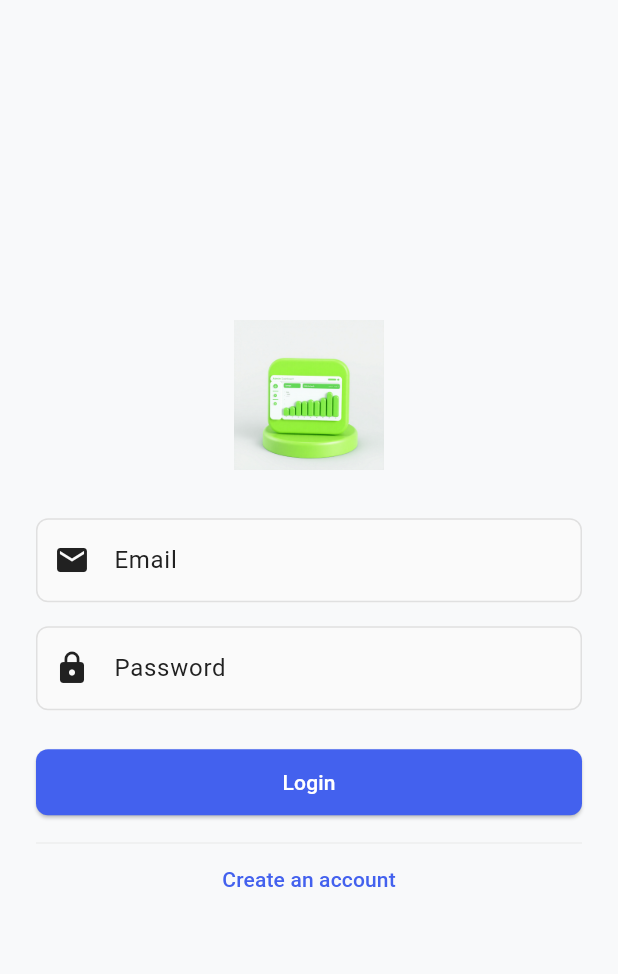
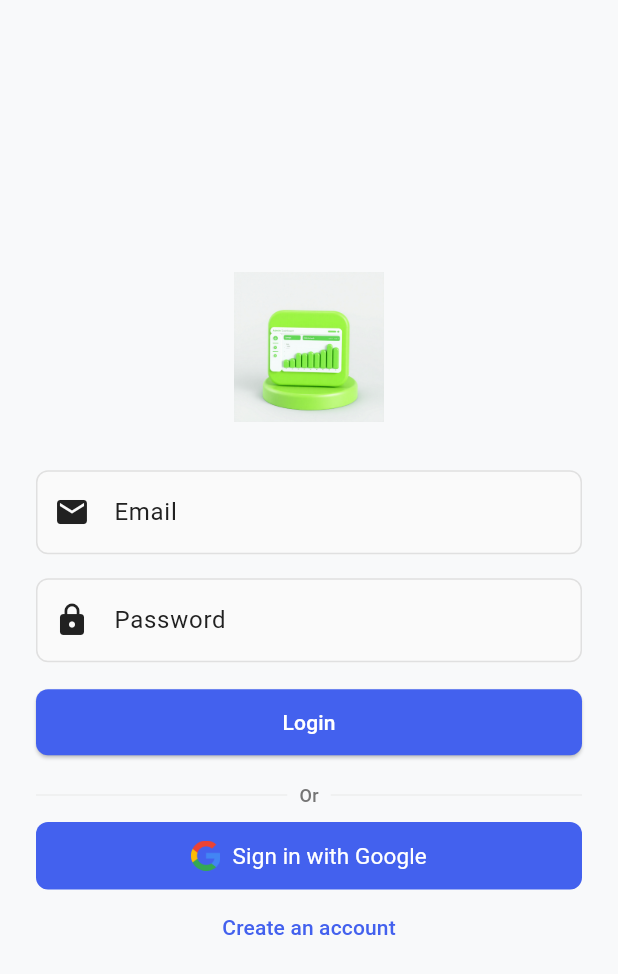
Before and after one commit to AAShayon/firebase_admin, a Flutter app: the screen it shows after launch, on a phone screen of 412 x 824 dp. Shown: the top 974 px of the screen. Run offline on Flutter 3.47's test engine with Material 3 defaults, Android fonts, the phone set to English and light mode, and no system bars; our stand-ins replace cloud_firestore, dartz, dio, firebase_auth, firebase_core, firebase_storage and 4 more; missing offline and left inert: animated_splash_plus; accounts and stored records are empty.

Commit message:
feat: Add Google Sign-In and UI improvements to LoginPage
This commit introduces Google Sign-In functionality to the `LoginPage` and enhances the user interface.

Key changes:
- Added a "Sign in with Google" button with the Google logo.
- Implemented a full-screen loading indicator (`CustomLoadingScreen`) that appears during sign-in attempts.
- Replaced standard `SizedBox` with `CustomSizeSpace` for consistent spacing.
- Introduced `DividerWithText` for a more visually appealing separator.
- Updated `CustomButton` to allow optional background and text colors, defaulting to theme-based colors, and improved styling.
- Added Google logo asset (`assets/images/google.png`).

```diff
--- a/lib/app/config/widgets/custom_button.dart
+++ b/lib/app/config/widgets/custom_button.dart
@@ -1,37 +1,42 @@
 import 'package:flutter/material.dart';
-
+import '../theme/app_color.dart';
 import '../theme/text_font_style.dart';
-
 
 class CustomButton extends StatelessWidget {
   final String text;
   final VoidCallback onPressed;
-  final Color backgroundColor;
-  final Color textColor;
+  final Color? backgroundColor;
+  final Color? textColor;
   final Widget? icon;
 
   const CustomButton({
     super.key,
     required this.text,
     required this.onPressed,
-    required this.backgroundColor,
-    required this.textColor, this.icon,
+    this.backgroundColor,
+    this.textColor,
+    this.icon,
   });
 
   @override
   Widget build(BuildContext context) {
+    final bgColor = backgroundColor ?? AppColors.buttonBackground(context);
+    final txtColor = textColor ?? AppColors.buttonText(context);
+
     return ElevatedButton.icon(
-      icon: icon,
+      icon: icon ?? const SizedBox.shrink(),
       onPressed: onPressed,
       style: ElevatedButton.styleFrom(
-        backgroundColor: backgroundColor,
-        padding: EdgeInsets.symmetric(vertical: 12),
+        backgroundColor: bgColor,
+        padding: const EdgeInsets.symmetric(vertical: 12, horizontal: 16),
+        shape: RoundedRectangleBorder(borderRadius: BorderRadius.circular(8)),
+        elevation: 0,
       ),
       label: TextFontStyle.myAppText(
         context,
         text,
         style: TextStyleType.medium,
-        color: textColor,
+        color: txtColor,
       ),
     );
   }
--- a/lib/app/features/auth/presentation/pages/login_page.dart
+++ b/lib/app/features/auth/presentation/pages/login_page.dart
@@ -1,6 +1,11 @@
+import 'package:firebase_admin/app/config/widgets/custom_button.dart';
+import 'package:firebase_admin/app/config/widgets/divider_with_text.dart';
+import 'package:firebase_admin/app/config/widgets/loading_screen.dart';
+import 'package:firebase_admin/app/core/utils/custom_size_space.dart';
 import 'package:firebase_admin/app/features/auth/presentation/pages/registration_page.dart';
 import 'package:flutter/material.dart';
 import 'package:flutter_riverpod/flutter_riverpod.dart';
+
 import '../providers/auth_notifier_provider.dart';
 
 class LoginPage extends ConsumerStatefulWidget {
@@ -26,6 +31,12 @@ class _LoginPageState extends ConsumerState<LoginPage> {
   Widget build(BuildContext context) {
     final authState = ref.watch(authNotifierProvider);
 
+    // Show full-screen loading if isLoading
+    if (authState.isLoading) {
+      return const CustomLoadingScreen();
+    }
+
+    // Otherwise show normal login UI
     return Scaffold(
       body: Center(
         child: SingleChildScrollView(
@@ -38,8 +49,12 @@ class _LoginPageState extends ConsumerState<LoginPage> {
                 mainAxisAlignment: MainAxisAlignment.center,
                 crossAxisAlignment: CrossAxisAlignment.stretch,
                 children: [
-                  Image.asset('assets/images/app_icon.png',height: 100,width: 100,),
-                  const SizedBox(height: 32),
+                  Image.asset(
+                    'assets/images/app_icon.png',
+                    height: 100,
+                    width: 100,
+                  ),
+                  CustomSizeSpace.vXL32,
                   TextFormField(
                     controller: _emailController,
                     decoration: const InputDecoration(
@@ -54,7 +69,7 @@ class _LoginPageState extends ConsumerState<LoginPage> {
                       return null;
                     },
                   ),
-                  const SizedBox(height: 16),
+                  CustomSizeSpace.vMedium16,
                   TextFormField(
                     controller: _passwordController,
                     decoration: const InputDecoration(
@@ -69,11 +84,9 @@ class _LoginPageState extends ConsumerState<LoginPage> {
                       return null;
                     },
                   ),
-                  const SizedBox(height: 24),
+                  CustomSizeSpace.vMedium16,
                   ElevatedButton(
-                    onPressed: authState.isLoading
-                        ? null
-                        : () {
+                    onPressed: () {
                       if (_formKey.currentState!.validate()) {
                         ref.read(authNotifierProvider.notifier).signInWithEmail(
                           _emailController.text.trim(),
@@ -83,9 +96,15 @@ class _LoginPageState extends ConsumerState<LoginPage> {
                     },
                     child: const Text('Login'),
                   ),
-                  const SizedBox(height: 16),
-                  Divider(),
-
+                  CustomSizeSpace.vMedium16,
+                  const DividerWithText(text: 'Or'),
+                  CustomSizeSpace.vSmall8,
+                  CustomButton(
+                    text: 'Sign in with Google',
+                    icon: Image.asset('assets/images/google.png', height: 20),
+                    onPressed: () =>
+                        ref.read(authNotifierProvider.notifier).signInWithGoogle(),
+                  ),
                   TextButton(
                     onPressed: () {
                       Navigator.push(
@@ -97,8 +116,6 @@ class _LoginPageState extends ConsumerState<LoginPage> {
                     },
                     child: const Text('Create an account'),
                   ),
-                  if (authState.isLoading)
-                    const Center(child: CircularProgressIndicator()),
                   if (authState.error != null)
                     Padding(
                       padding: const EdgeInsets.only(top: 16.0),
```
Also changed, not shown: assets/images/google.png (added).
